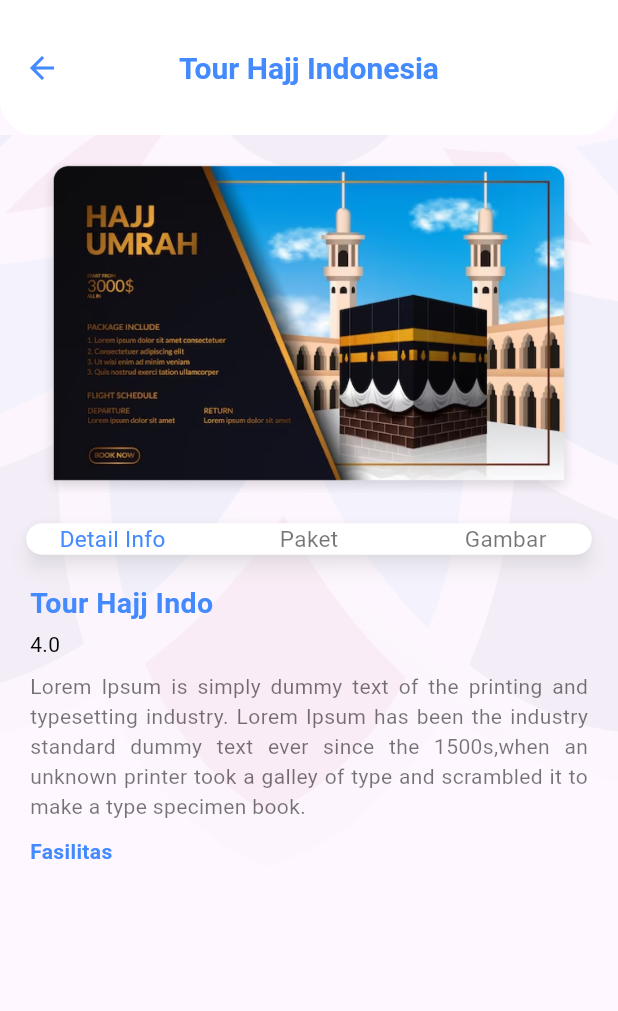
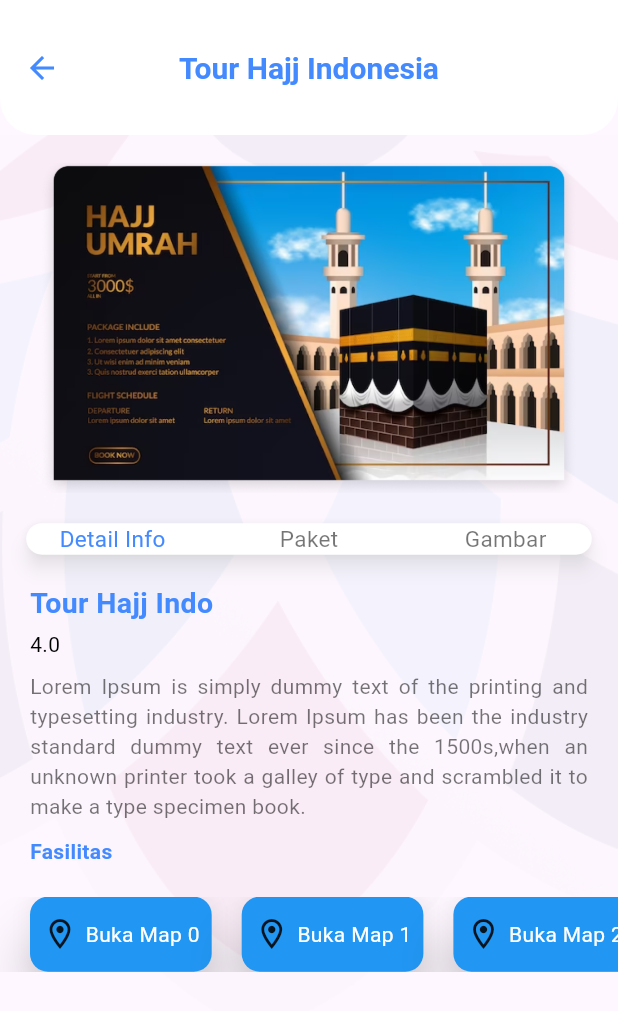
Before and after one commit to Psianturi/tour_travel, a Flutter app: the DetailTourTravel screen opened directly, on a phone screen of 412 x 824 dp. Shown: the top 1011 px of the screen. Run offline on Flutter 3.47's test engine with Material 2 defaults, Android fonts, the phone set to English and light mode, and no system bars; our stand-ins replace flutter_staggered_animations, getwidget.

Commit message:
update codes dan tampilan

```diff
--- a/lib/detail_tour_travel.dart
+++ b/lib/detail_tour_travel.dart
@@ -104,7 +104,7 @@ class _DetailTourTravelState extends State<DetailTourTravel> {
                             ),
                           ),
                         ),
-                        VerticalDivider(
+                        const VerticalDivider(
                           color: Colors.white,
                           thickness: 1,
                         ),
@@ -124,7 +124,7 @@ class _DetailTourTravelState extends State<DetailTourTravel> {
                             ),
                           ),
                         ),
-                        VerticalDivider(
+                        const VerticalDivider(
                           color: Colors.white,
                           thickness: 1,
                         ),
@@ -148,6 +148,7 @@ class _DetailTourTravelState extends State<DetailTourTravel> {
                     ),
                   ),
                 ),
+
                 if (currentView == 'Detail Info')
                   Column(
                     crossAxisAlignment: CrossAxisAlignment.start,
@@ -197,33 +198,67 @@ class _DetailTourTravelState extends State<DetailTourTravel> {
                           ),
                         ),
                       ),
+                      const SizedBox(height: 20),
+                      SizedBox(
+                        height: 50, // Sesuaikan dengan tinggi yang Anda inginkan
+                        child: ListView.builder(
+                          scrollDirection: Axis.horizontal,
+                          itemCount: 5, // Jumlah card yang ingin ditampilkan
+                          itemBuilder: (context, index) {
+                            return Card(
+                              color: Colors.blue,
+                              elevation: 15,
+                              margin: const EdgeInsets.only(left: 20),
+                              child: InkWell(
+                                onTap: () {
+
+                                 print('Card ke-$index diklik');
+                                },
+                                child: Padding(
+                                  padding: const EdgeInsets.all(8.0),
+                                  child: Row(
+                                    children: [
+                                      Icon(Icons.location_on_outlined), // Icon map
+                                      const SizedBox(width: 5), // Spasi antara ikon dan teks
+                                      Text(
+                                        'Buka Map $index',
+                                        style: TextStyle(
+                                          color: Colors.white, // Warna teks putih
+                                        ),
+                                      ), // Teks map
+                                    ],
+                                  ),
+                                ),
+                              ),
+                            );
+                          },
+                        ),
+                      ),
+                      const SizedBox(height: 40),
                     ],
                   ),
 
                 if (currentView == 'Paket')
                   Column(
                     children: [
-                      SizedBox(height: 15.5),
+                      const SizedBox(height: 15.5),
                       Image.asset(
                         'assets/umroh_iklan.png',
                         width: 345,
                         height: 205,
                         fit: BoxFit.fitWidth,
                       ),
-                      Container(
-                        // margin: const EdgeInsets.only(top: 5),
-                        child: Image.asset(
+                      Image.asset(
                         'assets/umroh_iklan.png',
                         width: 345,
                         height: 205,
                         fit: BoxFit.fitWidth,
                       ),
-                      ),
-                      SizedBox(height: 40),
+                      const SizedBox(height: 35),
                     ],
                   ),
                 if (currentView == 'Gambar')
-                  Text(
+                  const Text(
                     'Tampilkan Gambar di sini',
                     style: TextStyle(fontSize: 16),
                   ),
```
Lines whose indentation alone changed are shown as unchanged.
